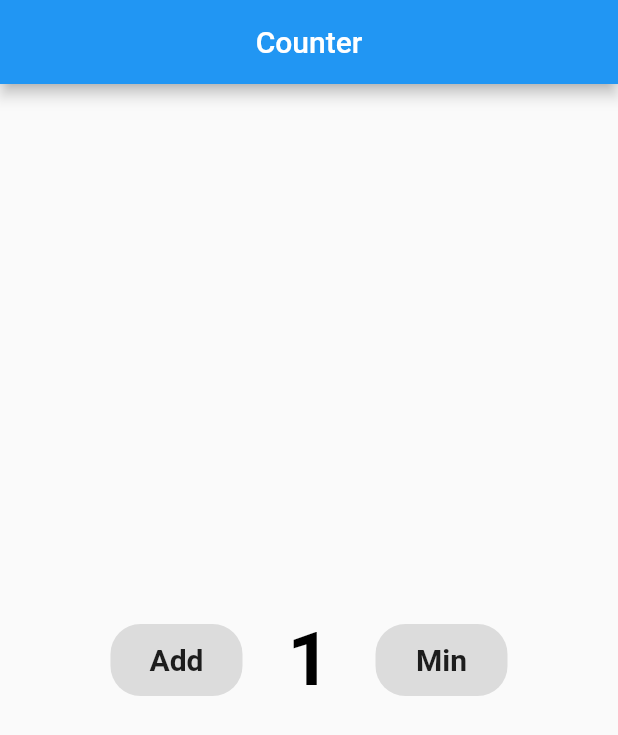
After one commit to HusseinAlswasy/Messenger_ui, a Flutter app: the screen it shows after launch, on a phone screen of 412 x 824 dp. The commit adds this screen. Shown: the top 735 px of the screen. Run offline on Flutter 3.47's test engine with Material 2 defaults, Android fonts, the phone set to English and light mode, and no system bars.

Commit message:
Counter_Stateful

```diff
--- /dev/null
+++ b/lib/counter_screen.dart
@@ -0,0 +1,91 @@
+import 'package:flutter/material.dart';
+class CounterScreen extends StatefulWidget {
+
+   const CounterScreen({Key? key}) : super(key: key);
+
+  @override
+  State<CounterScreen> createState() => _CounterScreenState();
+}
+
+class _CounterScreenState extends State<CounterScreen> {
+  int counter =1;
+
+  @override
+  void initState() {
+   super.initState();
+  }
+  @override
+  Widget build(BuildContext context) {
+    return Scaffold(
+       appBar: AppBar(
+         title: const Center(
+           child: Text(
+             'Counter',
+           ),
+         ),
+       ),
+      body: Center(
+        child: Row(
+          mainAxisAlignment: MainAxisAlignment.center,
+          children:[
+           Container(
+             decoration: BoxDecoration(
+               borderRadius: BorderRadius.circular(20),
+               color: Colors.black12,
+             ),
+             child: MaterialButton(
+                 onPressed: (){
+                   setState(() {
+                     counter++;
+                     print('counter = $counter');
+                   });
+                 },
+               child: const Text(
+                   'Add',
+                   style: TextStyle(
+                     fontWeight: FontWeight.bold,
+                     fontSize: 20,
+                   ),
+               ),
+             ),
+           ),
+             Padding(
+              padding: const EdgeInsets.symmetric(
+                horizontal: 30,
+              ),
+              child: Text(
+                '$counter',
+                style: const TextStyle(
+                  fontWeight: FontWeight.bold,
+                  fontSize: 50,
+                  color: Colors.black,
+                ),
+              ),
+            ),
+            Container(
+              decoration: BoxDecoration(
+                borderRadius: BorderRadius.circular(20),
+                color: Colors.black12,
+              ),
+              child: MaterialButton(
+                onPressed: (){
+                 setState(() {
+                   counter--;
+                   print('counter = $counter');
+                 });
+                },
+                child: const Text(
+                  'Min',
+                  style: TextStyle(
+                    fontWeight: FontWeight.bold,
+                    fontSize: 20,
+                  ),
+                ),
+              ),
+            ),
+          ],
+        ),
+      ),
+    );
+  }
+}
--- a/lib/main.dart
+++ b/lib/main.dart
@@ -1,10 +1,12 @@
 import 'package:flutter/material.dart';
+import 'package:messenger_ui/counter_screen.dart';
 import 'package:messenger_ui/messenger_screen.dart';
 import 'package:messenger_ui/users_screen.dart';
 import 'package:messenger_ui/whatsapp.dart';
 import 'users_screen.dart';
+import 'counter_screen.dart';
 void main(){
-  return runApp(MyApp());
+  return runApp(const MyApp());
 }
 
 class MyApp extends StatelessWidget{
@@ -12,9 +14,9 @@ class MyApp extends StatelessWidget{
 
   @override
   Widget build(BuildContext context) {
-    return MaterialApp(
+    return const MaterialApp(
       debugShowCheckedModeBanner: false,
-      home:UserScreen(),
+      home: CounterScreen(),
     );
   }
 }
```
